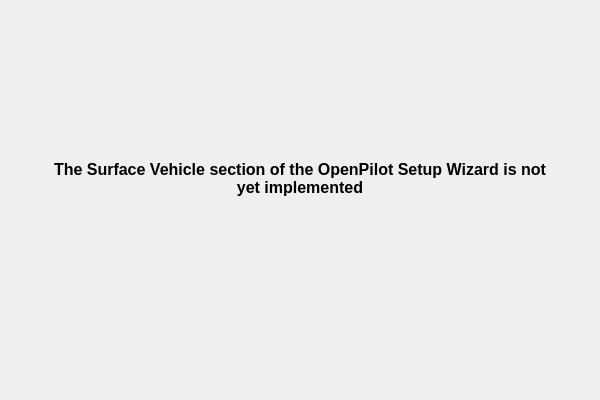
Before: the Qt Designer form ground/gcs/src/plugins/setupwizard/pages/surfacepage.ui in TauLabs/TauLabs, drawn with Qt 5.
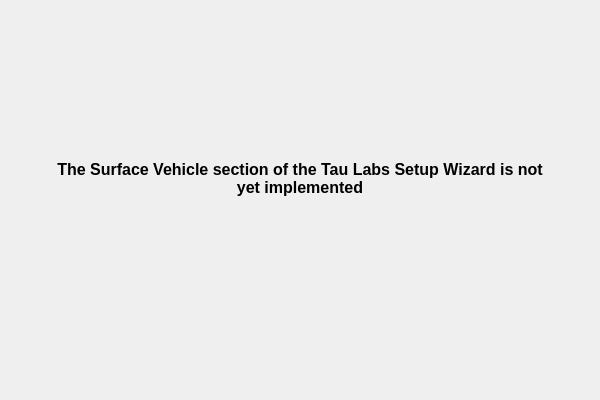
After: the same form once the commit is applied.

Commit message: SetupWizard: update page text

Patch:
```diff
--- a/ground/gcs/src/plugins/setupwizard/pages/surfacepage.ui
+++ b/ground/gcs/src/plugins/setupwizard/pages/surfacepage.ui
@@ -26,9 +26,9 @@
     <string>&lt;!DOCTYPE HTML PUBLIC &quot;-//W3C//DTD HTML 4.0//EN&quot; &quot;http://www.w3.org/TR/REC-html40/strict.dtd&quot;&gt;
 &lt;html&gt;&lt;head&gt;&lt;meta name=&quot;qrichtext&quot; content=&quot;1&quot; /&gt;&lt;style type=&quot;text/css&quot;&gt;
 p, li { white-space: pre-wrap; }
-&lt;/style&gt;&lt;/head&gt;&lt;body style=&quot; font-family:'MS Shell Dlg 2'; font-size:8.25pt; font-weight:400; font-style:normal;&quot;&gt;
-&lt;p style=&quot; margin-top:0px; margin-bottom:0px; margin-left:0px; margin-right:0px; -qt-block-indent:0; text-indent:0px;&quot;&gt;&lt;span style=&quot; font-size:12pt; font-weight:600;&quot;&gt;The Surface Vehicle section of the OpenPilot Setup Wizard is not yet implemented&lt;/span&gt;&lt;/p&gt;
-&lt;p style=&quot;-qt-paragraph-type:empty; margin-top:0px; margin-bottom:0px; margin-left:0px; margin-right:0px; -qt-block-indent:0; text-indent:0px; font-size:8pt;&quot;&gt;&lt;/p&gt;&lt;/body&gt;&lt;/html&gt;</string>
+&lt;/style&gt;&lt;/head&gt;&lt;body style=&quot; font-family:'Lucida Grande'; font-size:13pt; font-weight:400; font-style:normal;&quot;&gt;
+&lt;p style=&quot; margin-top:0px; margin-bottom:0px; margin-left:0px; margin-right:0px; -qt-block-indent:0; text-indent:0px;&quot;&gt;&lt;span style=&quot; font-family:'MS Shell Dlg 2'; font-size:12pt; font-weight:600;&quot;&gt;The Surface Vehicle section of the Tau Labs Setup Wizard is not yet implemented&lt;/span&gt;&lt;/p&gt;
+&lt;p style=&quot;-qt-paragraph-type:empty; margin-top:0px; margin-bottom:0px; margin-left:0px; margin-right:0px; -qt-block-indent:0; text-indent:0px; font-family:'MS Shell Dlg 2'; font-size:8pt;&quot;&gt;&lt;br /&gt;&lt;/p&gt;&lt;/body&gt;&lt;/html&gt;</string>
    </property>
    <property name="alignment">
     <set>Qt::AlignHCenter|Qt::AlignTop</set>
```
The commit also changes 14 other files.
